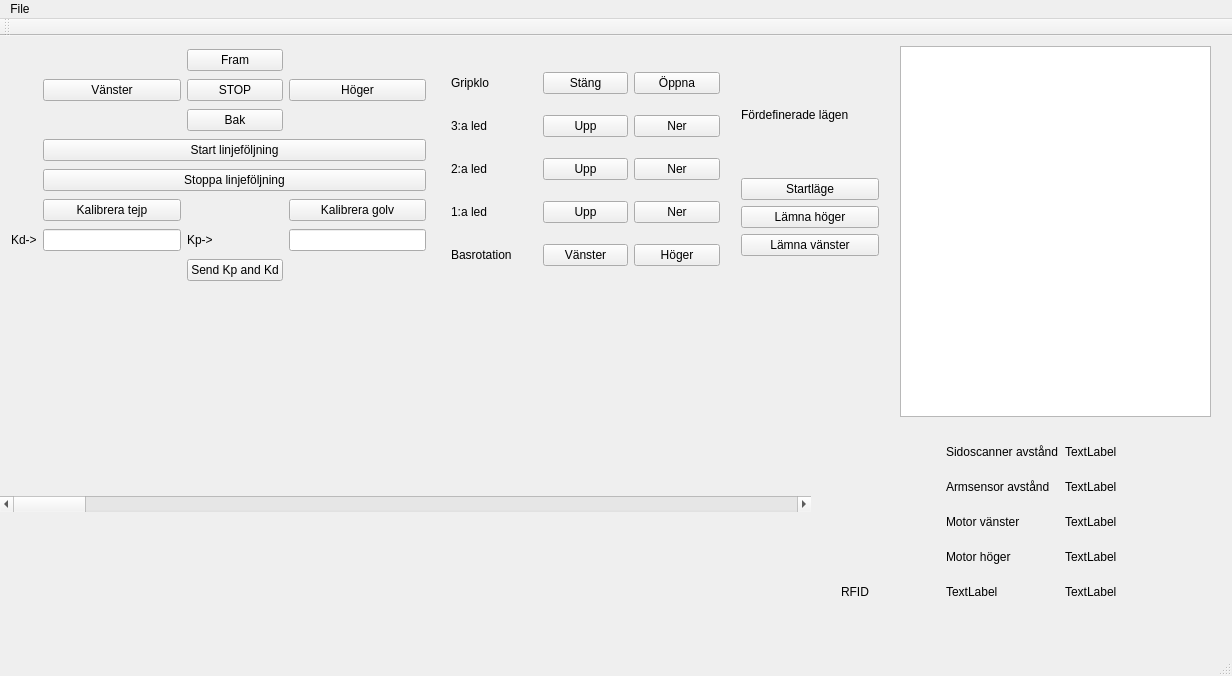
The window that PC-interface/mainwindow.ui (TSEA56-2014-Grupp-1/Lagerrobot) describes before a commit, drawn with Qt 5.
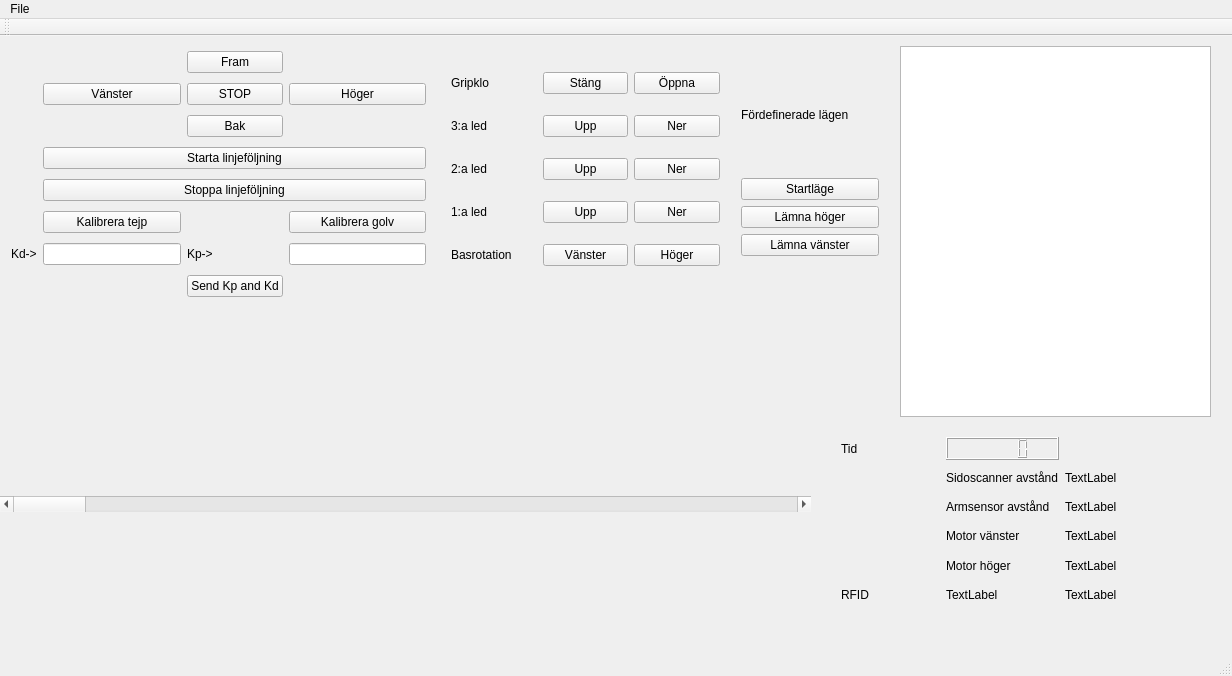
The same window after the commit. Custom widgets are drawn as their Qt base class.

What changed in the file:
```diff
--- a/PC-interface/mainwindow.ui
+++ b/PC-interface/mainwindow.ui
@@ -20,7 +20,7 @@
       <x>0</x>
       <y>0</y>
       <width>437</width>
-      <height>261</height>
+      <height>277</height>
      </rect>
     </property>
     <layout class="QGridLayout" name="gridLayout_chassi">
@@ -54,7 +54,7 @@
      <item row="3" column="1" colspan="3">
       <widget class="QPushButton" name="pushButton_start_line">
        <property name="text">
-        <string>Start linjeföljning</string>
+        <string>Starta linjeföljning</string>
        </property>
       </widget>
      </item>
@@ -209,6 +209,16 @@
        </property>
       </widget>
      </item>
+     <item row="1" column="0">
+      <widget class="QLabel" name="label">
+       <property name="text">
+        <string>Tid</string>
+       </property>
+      </widget>
+     </item>
+     <item row="1" column="1">
+      <widget class="QLCDNumber" name="lcdTimer"/>
+     </item>
     </layout>
    </widget>
    <widget class="QWidget" name="gridLayoutWidget_3">
```
